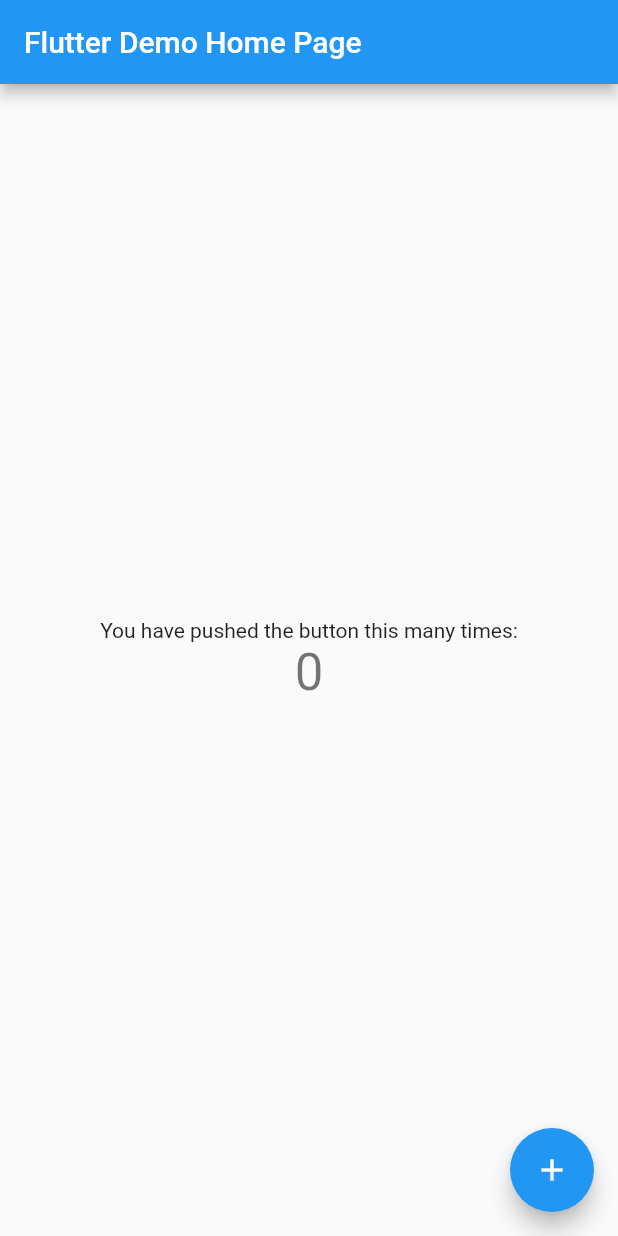
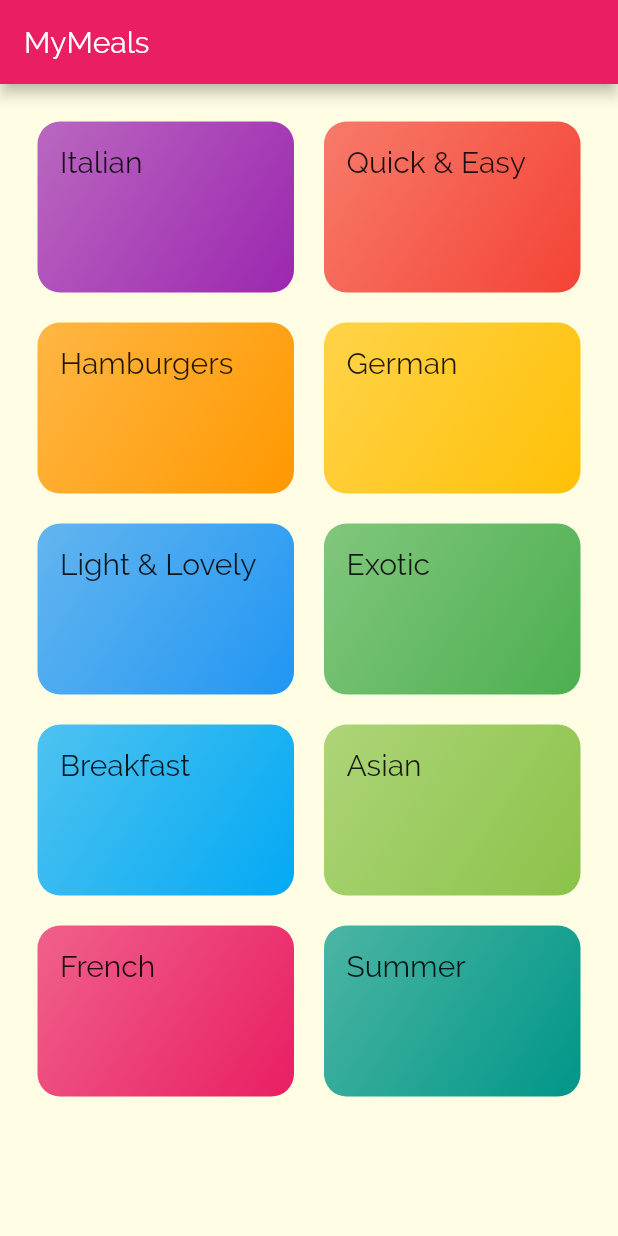
Before and after one commit to emeban44/meals_app, a Flutter app: the screen it shows after launch, on a phone screen of 412 x 824 dp. Run offline on Flutter 3.47's test engine with Material 2 defaults, Android fonts, the phone set to English and light mode, and no system bars.

Commit message:
fonts, gridview, basic look added

```diff
--- /dev/null
+++ b/lib/categories_screen.dart
@@ -0,0 +1,30 @@
+import 'package:flutter/material.dart';
+
+import './dummy_data.dart';
+import 'category_item.dart';
+
+class CategoriesScreen extends StatelessWidget {
+  @override
+  Widget build(BuildContext context) {
+    return Scaffold(
+      appBar: AppBar(
+        title: const Text("MyMeals"),
+      ),
+      body: GridView(
+        padding: const EdgeInsets.all(25),
+        children: DUMMY_CATEGORIES
+            .map((catData) => CategoryItem(
+                  catData.title,
+                  catData.color,
+                ))
+            .toList(),
+        gridDelegate: SliverGridDelegateWithMaxCrossAxisExtent(
+          maxCrossAxisExtent: 200,
+          childAspectRatio: 3 / 2,
+          crossAxisSpacing: 20,
+          mainAxisSpacing: 20,
+        ),
+      ),
+    );
+  }
+}
--- /dev/null
+++ b/lib/category_item.dart
@@ -0,0 +1,30 @@
+import 'package:flutter/material.dart';
+
+class CategoryItem extends StatelessWidget {
+  final String title;
+  final Color color;
+
+  CategoryItem(this.title, this.color);
+
+  @override
+  Widget build(BuildContext context) {
+    return Container(
+      padding: const EdgeInsets.all(15),
+      child: Text(
+        title,
+        style: Theme.of(context).textTheme.headline6,
+      ),
+      decoration: BoxDecoration(
+        gradient: LinearGradient(
+          colors: [
+            color.withOpacity(0.7),
+            color,
+          ],
+          begin: Alignment.topLeft,
+          end: Alignment.bottomRight,
+        ),
+        borderRadius: BorderRadius.circular(15),
+      ),
+    );
+  }
+}
--- /dev/null
+++ b/lib/dummy_data.dart
@@ -0,0 +1,56 @@
+import 'package:flutter/material.dart';
+
+import './models/category.dart';
+
+const DUMMY_CATEGORIES = const [
+  Category(
+    id: 'c1',
+    title: 'Italian',
+    color: Colors.purple,
+  ),
+  Category(
+    id: 'c2',
+    title: 'Quick & Easy',
+    color: Colors.red,
+  ),
+  Category(
+    id: 'c3',
+    title: 'Hamburgers',
+    color: Colors.orange,
+  ),
+  Category(
+    id: 'c4',
+    title: 'German',
+    color: Colors.amber,
+  ),
+  Category(
+    id: 'c5',
+    title: 'Light & Lovely',
+    color: Colors.blue,
+  ),
+  Category(
+    id: 'c6',
+    title: 'Exotic',
+    color: Colors.green,
+  ),
+  Category(
+    id: 'c7',
+    title: 'Breakfast',
+    color: Colors.lightBlue,
+  ),
+  Category(
+    id: 'c8',
+    title: 'Asian',
+    color: Colors.lightGreen,
+  ),
+  Category(
+    id: 'c9',
+    title: 'French',
+    color: Colors.pink,
+  ),
+  Category(
+    id: 'c10',
+    title: 'Summer',
+    color: Colors.teal,
+  ),
+];
--- a/lib/main.dart
+++ b/lib/main.dart
@@ -1,117 +1,55 @@
 import 'package:flutter/material.dart';
+import 'categories_screen.dart';
 
-void main() {
-  runApp(MyApp());
-}
+void main() => runApp(MyApp());
 
 class MyApp extends StatelessWidget {
-  // This widget is the root of your application.
   @override
   Widget build(BuildContext context) {
     return MaterialApp(
-      title: 'Flutter Demo',
+      title: 'MyMeals',
       theme: ThemeData(
-        // This is the theme of your application.
-        //
-        // Try running your application with "flutter run". You'll see the
-        // application has a blue toolbar. Then, without quitting the app, try
-        // changing the primarySwatch below to Colors.green and then invoke
-        // "hot reload" (press "r" in the console where you ran "flutter run",
-        // or simply save your changes to "hot reload" in a Flutter IDE).
-        // Notice that the counter didn't reset back to zero; the application
-        // is not restarted.
-        primarySwatch: Colors.blue,
-        // This makes the visual density adapt to the platform that you run
-        // the app on. For desktop platforms, the controls will be smaller and
-        // closer together (more dense) than on mobile platforms.
-        visualDensity: VisualDensity.adaptivePlatformDensity,
+        primarySwatch: Colors.pink,
+        accentColor: Colors.amber.shade100,
+        canvasColor: Color.fromRGBO(255, 254, 229, 1),
+        fontFamily: 'Raleway',
+        textTheme: ThemeData.light().textTheme.copyWith(
+              bodyText1: TextStyle(
+                color: Color.fromRGBO(20, 51, 51, 1),
+              ),
+              bodyText2: TextStyle(
+                color: Color.fromRGBO(20, 51, 51, 1),
+              ),
+              headline6: TextStyle(
+                fontSize: 20,
+                fontFamily: 'Raleway',
+                fontWeight: FontWeight.w300,
+              ),
+            ),
       ),
-      home: MyHomePage(title: 'Flutter Demo Home Page'),
+      home: CategoriesScreen(),
     );
   }
 }
 
+/* Not needed as I have a starting page in the line above home:CategoriesScreen()
 class MyHomePage extends StatefulWidget {
-  MyHomePage({Key key, this.title}) : super(key: key);
-
-  // This widget is the home page of your application. It is stateful, meaning
-  // that it has a State object (defined below) that contains fields that affect
-  // how it looks.
-
-  // This class is the configuration for the state. It holds the values (in this
-  // case the title) provided by the parent (in this case the App widget) and
-  // used by the build method of the State. Fields in a Widget subclass are
-  // always marked "final".
-
-  final String title;
-
-  @override
+    @override
   _MyHomePageState createState() => _MyHomePageState();
 }
 
 class _MyHomePageState extends State<MyHomePage> {
-  int _counter = 0;
-
-  void _incrementCounter() {
-    setState(() {
-      // This call to setState tells the Flutter framework that something has
-      // changed in this State, which causes it to rerun the build method below
-      // so that the display can reflect the updated values. If we changed
-      // _counter without calling setState(), then the build method would not be
-      // called again, and so nothing would appear to happen.
-      _counter++;
-    });
-  }
 
   @override
   Widget build(BuildContext context) {
-    // This method is rerun every time setState is called, for instance as done
-    // by the _incrementCounter method above.
-    //
-    // The Flutter framework has been optimized to make rerunning build methods
-    // fast, so that you can just rebuild anything that needs updating rather
-    // than having to individually change instances of widgets.
     return Scaffold(
       appBar: AppBar(
-        // Here we take the value from the MyHomePage object that was created by
-        // the App.build method, and use it to set our appbar title.
-        title: Text(widget.title),
+        title: Text('DeliMeals'),
       ),
       body: Center(
-        // Center is a layout widget. It takes a single child and positions it
-        // in the middle of the parent.
-        child: Column(
-          // Column is also a layout widget. It takes a list of children and
-          // arranges them vertically. By default, it sizes itself to fit its
-          // children horizontally, and tries to be as tall as its parent.
-          //
-          // Invoke "debug painting" (press "p" in the console, choose the
-          // "Toggle Debug Paint" action from the Flutter Inspector in Android
-          // Studio, or the "Toggle Debug Paint" command in Visual Studio Code)
-          // to see the wireframe for each widget.
-          //
-          // Column has various properties to control how it sizes itself and
-          // how it positions its children. Here we use mainAxisAlignment to
-          // center the children vertically; the main axis here is the vertical
-          // axis because Columns are vertical (the cross axis would be
-          // horizontal).
-          mainAxisAlignment: MainAxisAlignment.center,
-          children: <Widget>[
-            Text(
-              'You have pushed the button this many times:',
-            ),
-            Text(
-              '$_counter',
-              style: Theme.of(context).textTheme.headline4,
-            ),
-          ],
-        ),
+        child: Text('Navigation Time!'),
       ),
-      floatingActionButton: FloatingActionButton(
-        onPressed: _incrementCounter,
-        tooltip: 'Increment',
-        child: Icon(Icons.add),
-      ), // This trailing comma makes auto-formatting nicer for build methods.
     );
   }
 }
+*/
--- /dev/null
+++ b/lib/models/category.dart
@@ -0,0 +1,13 @@
+import 'package:flutter/material.dart';
+
+class Category {
+  final String id;
+  final String title;
+  final Color color;
+
+  const Category({
+    @required this.id,
+    @required this.title,
+    this.color = Colors.orange,
+  });
+}
```
Also changed, not shown: pubspec.yaml (+24 -17 lines), assets/fonts/Raleway-Black.ttf (added), assets/fonts/Raleway-Bold.ttf (added), assets/fonts/Raleway-Regular.ttf (added), assets/fonts/RobotoCondensed-Bold.ttf (added), assets/fonts/RobotoCondensed-Italic.ttf (added), assets/fonts/RobotoCondensed-Light.ttf (added), assets/fonts/RobotoCondensed-Regular.ttf (added), pubspec.lock, 2 other files.
